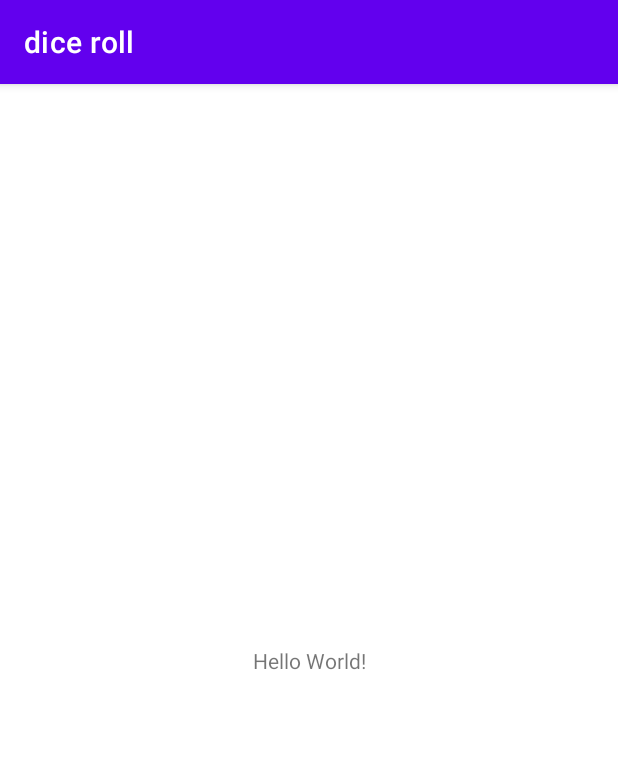
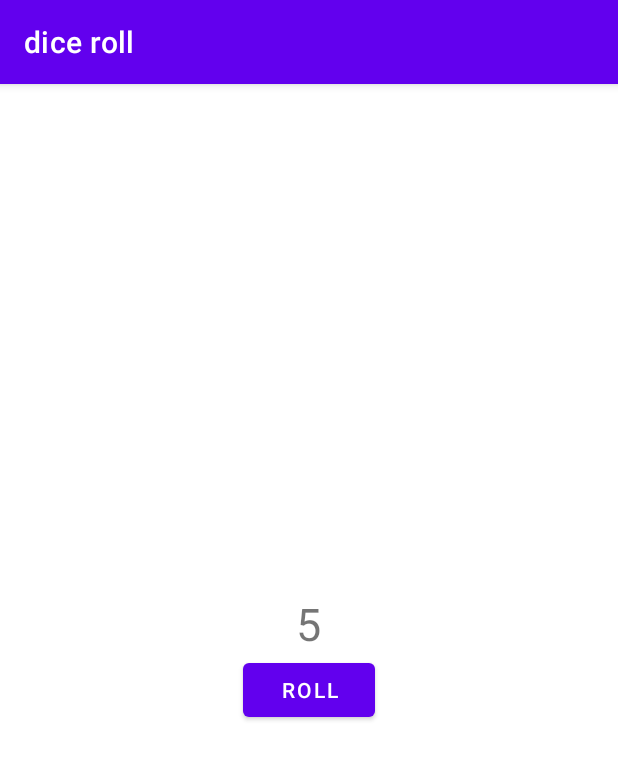
Before and after one commit to lmepol/android_kotlin_dice_roll, an Android app: the screen it shows after launch (MainActivity), on a phone screen of 412 x 824 dp. Shown: the top 760 px of the screen. Run offline under Robolectric (Android 15) with nearby library versions, the phone set to English and light mode, and no system bars.

Commit message:
core task complete

```diff
--- a/app/src/main/java/com/lmepol/diceroll/MainActivity.kt
+++ b/app/src/main/java/com/lmepol/diceroll/MainActivity.kt
@@ -2,10 +2,22 @@ package com.lmepol.diceroll
 
 import androidx.appcompat.app.AppCompatActivity
 import android.os.Bundle
+import android.widget.Button
+import android.widget.TextView
+import android.widget.Toast
 
 class MainActivity : AppCompatActivity() {
     override fun onCreate(savedInstanceState: Bundle?) {
         super.onCreate(savedInstanceState)
         setContentView(R.layout.activity_main)
+        findViewById<Button>(R.id.roll_btn).setOnClickListener{
+            roll()
+        }
+        roll()
+    }
+    private fun roll() {
+        val rand_val = (1..6).random()
+        findViewById<TextView>(R.id.result_text).text = rand_val.toString()
+        Toast.makeText(this, "$rand_val", Toast.LENGTH_LONG).show()
     }
 }
--- a/app/src/main/res/layout/activity_main.xml
+++ b/app/src/main/res/layout/activity_main.xml
@@ -1,18 +1,29 @@
 <?xml version="1.0" encoding="utf-8"?>
-<androidx.constraintlayout.widget.ConstraintLayout xmlns:android="http://schemas.android.com/apk/res/android"
-    xmlns:app="http://schemas.android.com/apk/res-auto"
+<LinearLayout xmlns:android="http://schemas.android.com/apk/res/android"
+    android:layout_gravity="center_vertical"
     xmlns:tools="http://schemas.android.com/tools"
     android:layout_width="match_parent"
-    android:layout_height="match_parent"
+    android:layout_height="wrap_content"
+    android:orientation="vertical"
     tools:context=".MainActivity">
 
+
+
     <TextView
+        android:id="@+id/result_text"
         android:layout_width="wrap_content"
         android:layout_height="wrap_content"
-        android:text="Hello World!"
-        app:layout_constraintBottom_toBottomOf="parent"
-        app:layout_constraintLeft_toLeftOf="parent"
-        app:layout_constraintRight_toRightOf="parent"
-        app:layout_constraintTop_toTopOf="parent" />
+        android:layout_gravity="center_horizontal"
+        android:textSize="30sp" />
 
-</androidx.constraintlayout.widget.ConstraintLayout>
+    <Button
+        android:id="@+id/roll_btn"
+        android:layout_width="wrap_content"
+        android:layout_height="wrap_content"
+        android:layout_gravity="center_horizontal"
+        android:text="@string/roll_label" />
+
+
+
+
+</LinearLayout>
--- a/app/src/main/res/values/strings.xml
+++ b/app/src/main/res/values/strings.xml
@@ -1,3 +1,4 @@
 <resources>
     <string name="app_name">dice roll</string>
+    <string name="roll_label">Roll</string>
 </resources>
```
